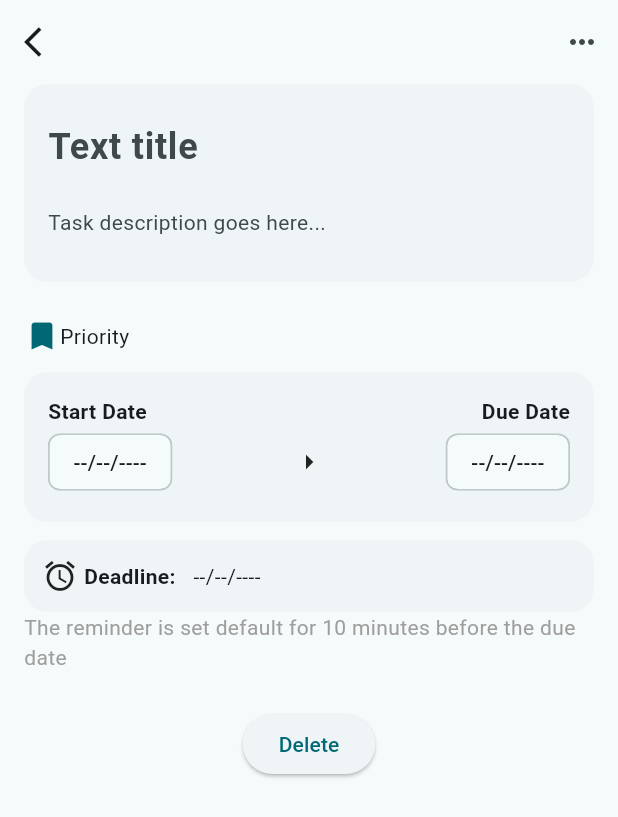
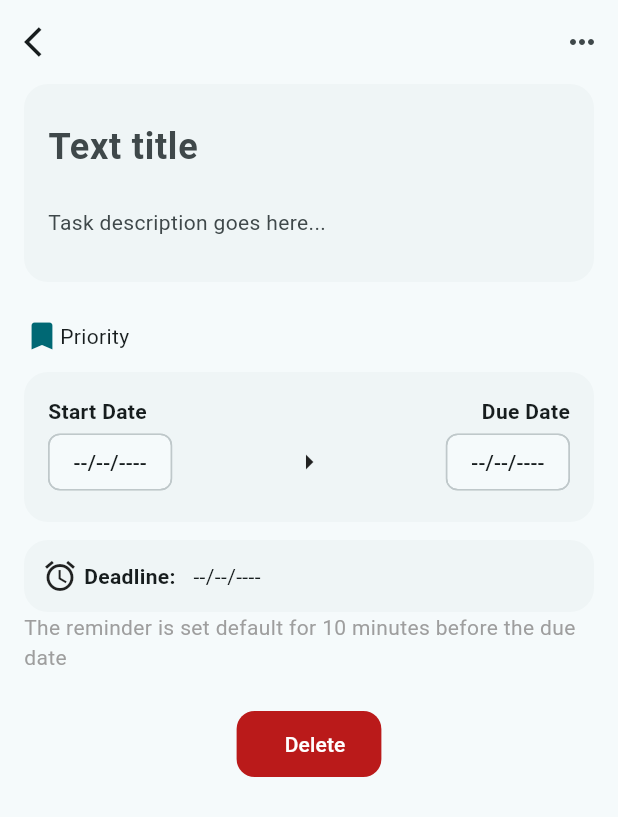
Before and after one commit to minhkhang1505/flutter_exercise1_todolist, a Flutter app: the TaskDetailScreen screen opened directly with empty values, on a phone screen of 412 x 824 dp. Shown: the top 817 px of the screen. Run offline on Flutter 3.47's test engine with Material 3 defaults, Android fonts, the phone set to English and light mode, and no system bars; our stand-ins replace flutter_local_notifications, google_fonts, permission_handler, sqflite, timezone; accounts and stored records are empty.

Commit message:
feat: Introduce SearchViewModel and refactor search functionality; update AddTaskViewModel naming and enhance task detail UI with DangerButton

```diff
--- a/lib/presentation/screens/addtask/add_new_task_screen.dart
+++ b/lib/presentation/screens/addtask/add_new_task_screen.dart
@@ -69,7 +69,7 @@ class _AddNewTaskScreenState extends State<AddNewTaskScreen>
   }
 
   Future<void> _handleSubmit() async {
-    final viewModel = context.read<AddTaskViewmodel>();
+    final viewModel = context.read<AddTaskViewModel>();
     _formData.title = _titleController.text;
     _formData.description = _descriptionController.text;
 
@@ -106,7 +106,7 @@ class _AddNewTaskScreenState extends State<AddNewTaskScreen>
 
   @override
   Widget build(BuildContext context) {
-    final viewModel = context.watch<AddTaskViewmodel>();
+    final viewModel = context.watch<AddTaskViewModel>();
     final colorScheme = Theme.of(context).colorScheme;
 
     return Padding(
--- a/lib/presentation/screens/taskdetail/task_detail_screen.dart
+++ b/lib/presentation/screens/taskdetail/task_detail_screen.dart
@@ -7,6 +7,7 @@ import '../../widgets/taskdetail/deadline_widget.dart';
 import '../../widgets/taskdetail/reminder_text_widget.dart';
 import '../../widgets/taskdetail/rename_dialog.dart';
 import '../../widgets/taskdetail/redescription_dialog.dart';
+import '../../widgets/taskdetail/danger_button.dart';
 import 'package:provider/provider.dart';
 
 class TaskDetailScreen extends StatefulWidget {
@@ -188,7 +189,7 @@ class _TaskDetailScreenState extends State<TaskDetailScreen>
                 ),
                 ReminderTextWidget(),
                 SizedBox(height: 24),
-                ElevatedButton(onPressed: _deleteTask, child: Text("Delete")),
+                DangerButton(label: 'Delete', onPressed: _deleteTask),
               ],
             ),
           ),
--- a/lib/presentation/viewmodels/add_task_viewmodel.dart
+++ b/lib/presentation/viewmodels/add_task_viewmodel.dart
@@ -5,7 +5,7 @@ import 'package:flutter_exercise1_todolist/domain/entities/task.dart';
 import 'package:flutter_exercise1_todolist/core/enums/priority_type.dart';
 import '../models/add_task_form_data.dart';
 
-class AddTaskViewmodel extends ChangeNotifier {
+class AddTaskViewModel extends ChangeNotifier {
   final TaskRepositoryImpl _repository = TaskRepositoryImpl();
 
   List<TaskEntity> _tasks = [];
--- a/lib/presentation/viewmodels/search_controller.dart
+++ b/lib/presentation/viewmodels/search_viewmodel.dart
@@ -1,16 +1,17 @@
+import 'package:flutter/material.dart';
 import 'package:flutter_exercise1_todolist/domain/entities/task.dart';
 import 'package:flutter_exercise1_todolist/domain/usecases/search_tasks_usecase.dart';
 
 /// Controller for search functionality
 /// Uses SearchTasksUseCase following Clean Architecture
-class SearchController {
+class SearchViewModel extends ChangeNotifier {
   final SearchTasksUseCase _searchTasksUseCase;
 
   List<TaskEntity> _searchResults = [];
   bool _isLoading = false;
   String _lastQuery = '';
 
-  SearchController({required SearchTasksUseCase searchTasksUseCase})
+  SearchViewModel({required SearchTasksUseCase searchTasksUseCase})
     : _searchTasksUseCase = searchTasksUseCase;
 
   /// Get current search results
--- /dev/null
+++ b/lib/presentation/widgets/taskdetail/danger_button.dart
@@ -0,0 +1,45 @@
+import 'package:flutter/material.dart';
+
+/// A reusable button for destructive actions (e.g., delete)
+class DangerButton extends StatelessWidget {
+  final String label;
+  final VoidCallback? onPressed;
+  final IconData? icon;
+  final EdgeInsetsGeometry? padding;
+
+  const DangerButton({
+    super.key,
+    required this.label,
+    required this.onPressed,
+    this.icon,
+    this.padding,
+  });
+
+  @override
+  Widget build(BuildContext context) {
+    final colorScheme = Theme.of(context).colorScheme;
+    return ElevatedButton.icon(
+      onPressed: onPressed,
+      icon: icon != null
+          ? Icon(icon, color: colorScheme.onError)
+          : const SizedBox.shrink(),
+      label: Text(label, style: TextStyle(color: colorScheme.onError)),
+      style:
+          ElevatedButton.styleFrom(
+            backgroundColor: colorScheme.error,
+            shape: RoundedRectangleBorder(
+              borderRadius: BorderRadius.circular(12.0),
+            ),
+            padding:
+                padding ??
+                const EdgeInsets.symmetric(horizontal: 24, vertical: 12),
+            elevation: 0,
+          ).copyWith(
+            // Hide icon space if no icon
+            iconColor: icon == null
+                ? MaterialStateProperty.all(Colors.transparent)
+                : null,
+          ),
+    );
+  }
+}
```
Also changed, not shown: lib/main.dart (+9 -1 lines), lib/presentation/screens/search/search_screen.dart (+16 -31 lines), 1 other file.
